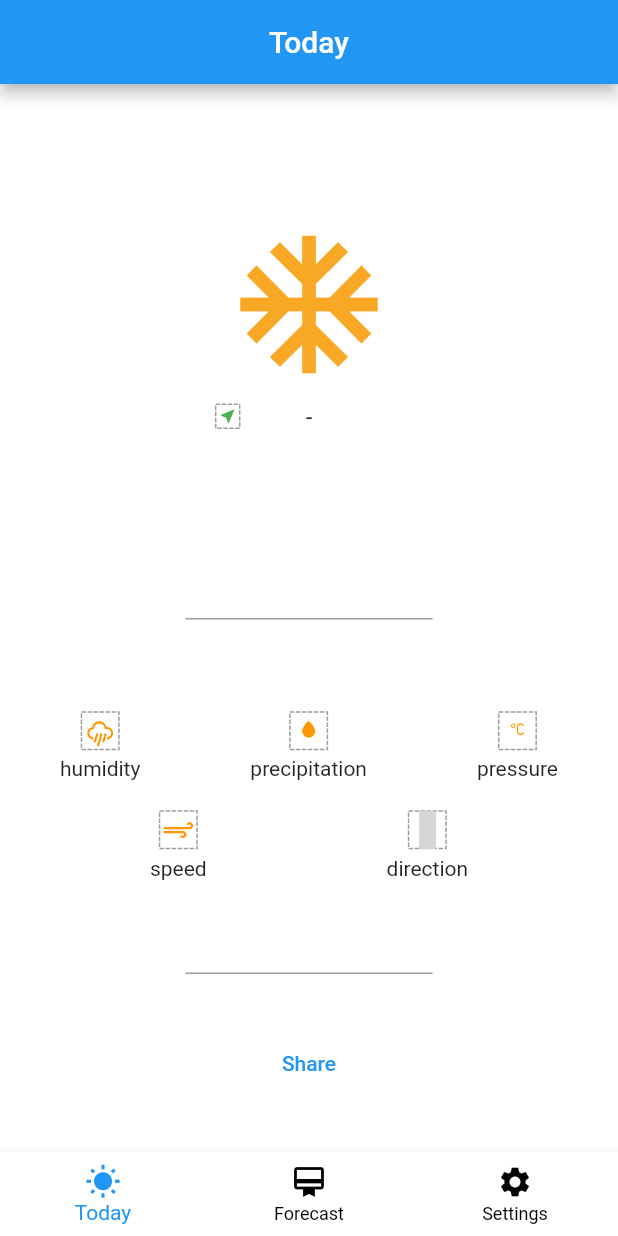
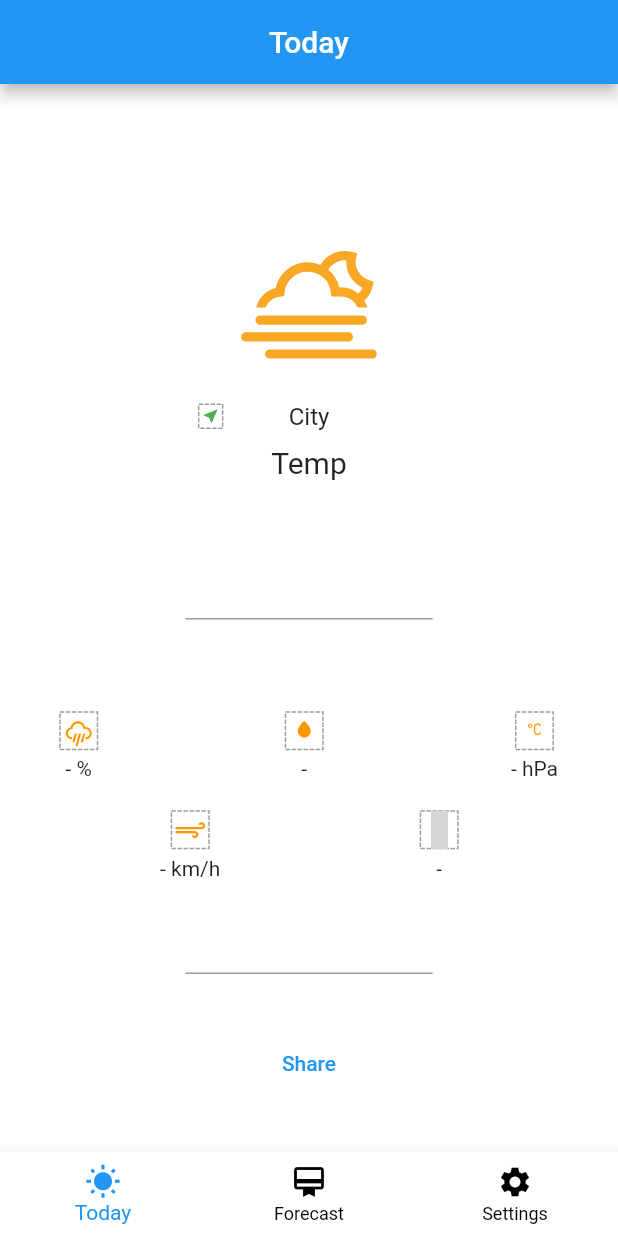
Before and after one commit to RoadToTheFlutterFuture/Weather_Test_app, a Flutter app: the screen it shows after launch, after a tap on "Share", on a phone screen of 412 x 824 dp. Run offline on Flutter 3.47's test engine with Material 2 defaults, Android fonts, the phone set to English and light mode, and no system bars; drawn by our look-alikes of dotted_border; our stand-ins replace adaptive_theme, bloc, easy_localization, equatable, flutter_bloc, flutter_spinkit and 5 more; accounts and stored records are empty; network calls fail; grey boxes are pictures that could not be loaded.

Commit message:
[step3_logicLayer]: it was Hard .. but it work's

```diff
--- a/lib/app.dart
+++ b/lib/app.dart
@@ -26,7 +26,6 @@ class App extends StatelessWidget {
 }
 
 class _WeatherMaterialApp extends StatelessWidget {
-
     @override
     Widget build(BuildContext context) {
         return AdaptiveTheme(
--- a/lib/main.dart
+++ b/lib/main.dart
@@ -1,5 +1,7 @@
 import 'package:easy_localization/easy_localization.dart';
 import 'package:flutter/material.dart';
+import 'package:weather_test_app/helpers/helpers.dart';
+import 'package:weather_test_app/services/hive_cash/hive_cash.dart';
 import 'package:weather_test_app/services/weather_repository/weather_repository.dart';
 
 import 'app.dart';
@@ -7,6 +9,19 @@ import 'app.dart';
 void main() async {
     WidgetsFlutterBinding.ensureInitialized();
     await EasyLocalization.ensureInitialized();
+
+    await HiveCashService.init();
+
+    try {
+        await determinePosition().then((p) => {
+                WeatherRepository().getWeater(
+                    coord: [p.latitude.toString() ,p.longitude.toString()]
+                )
+            });
+     } catch(error){
+         print(error);
+          WeatherRepository().getWeater(coord: ['Minsk']);
+     }
 
     runApp(
         EasyLocalization(
--- a/lib/screens/today_weather/cubit/today_weather_cubit.dart
+++ b/lib/screens/today_weather/cubit/today_weather_cubit.dart
@@ -1,7 +1,7 @@
 import 'package:bloc/bloc.dart';
 import 'package:equatable/equatable.dart';
 import 'package:share_plus/share_plus.dart';
-import 'package:weather_test_app/helpers/helpers.dart';
+import 'package:weather_test_app/services/data_models/data_models.dart';
 import 'package:weather_test_app/services/weather_repository/weather_repository.dart';
 
 part 'today_weather_state.dart';
@@ -14,60 +14,23 @@ class TodayWeatherCubit extends Cubit<TodayWeatherState> {
     ));
 
     fetchWeather() async {
-        await _getCurrentPosition();
-
-        // final WeatherRepo dataFromRepo = await weatherRepository.getWeater(coord: state.userLocation ?? ['Minsk']);
+        final TodayWeather weather = await weatherRepository.getTodayWeather();
 
         emit(state.copyWith(
-            // repository: TodayWeather(
-            //     bigIcon: dataFromRepo.today.icon,
-            //     cityTitle: '${dataFromRepo.today.city}, ${dataFromRepo.today.countryCode}',
-            //     tempTitle: '${dataFromRepo.today.temp}℃ | ${dataFromRepo.today.parameter}',
-            //     humidity: '${dataFromRepo.today.humidity}%',
-            //     precipitations: _getCurrentPrecipitations(dataFromRepo),
-            //     pressure: '${dataFromRepo.today.pressure} hPa',
-            //     windSpeed: '${dataFromRepo.today.windSpeed} km/h',
-            //     windDirection: dataFromRepo.today.windDirection,
-            // ),
-            status: TodayWeatherStatus.loaded,
+            repository: weather,
+            status: TodayWeatherStatus.loaded
         ));
     }
 
-    // String _getCurrentPrecipitations(WeatherRepo repo) {
-    //     final snowRecipitations = repo.fewDays.forecastByDay['Today'][0].snowPrecipitations;
-    //     final rainRecipitations = repo.fewDays.forecastByDay['Today'][0].rainPrecipitations;
-
-    //     if(snowRecipitations.isEmpty && rainRecipitations.isEmpty) {
-    //         return '0';
-    //     }
-
-    //     return '${snowRecipitations?['3h'] ?? rainRecipitations?['3h']} mm';
-    // }
-
-    _getCurrentPosition() async {
-        try {
-           await determinePosition()
-           .then((position) {
-               emit(state.copyWith(
-                   userLocation: [position.latitude.toString(), position.longitude.toString()],
-                ));
-           });
-
-        } catch (error) {
-            emit(state.copyWith(
-                userLocation: ['Minsk']
-            ));
-        }
-    }
 
     void shareWeatherText() async {
-        // final String cityText = 'City: ${state.repository!.cityTitle}';
-        // final String cityTemperature = 'Temperature: ${state.repository!.tempTitle}';
-        // final String windSpeed = 'Wind speed: ${state.repository!.windSpeed}';
-        // final String windDirection = 'Wind direction: ${state.repository!.windDirection}';
-        // final String precipitations = 'Precipitations amount: ${state.repository!.precipitations}';
-        // final String weatherText = '$cityText; \n $cityTemperature; \n $windSpeed; \n $windDirection; \n $precipitations;';
+        final String cityText = 'City: ${state.repository!.cityTitle}';
+        final String cityTemperature = 'Temperature: ${state.repository!.tempTitle}';
+        final String windSpeed = 'Wind speed: ${state.repository!.windSpeed}';
+        final String windDirection = 'Wind direction: ${state.repository!.windDirection}';
+        final String precipitations = 'Precipitations amount: ${state.repository!.precipitations}';
+        final String weatherText = '$cityText; \n $cityTemperature; \n $windSpeed; \n $windDirection; \n $precipitations;';
 
-        await Share.share('hello', subject: 'Weather in my city ⛅');
+        await Share.share(weatherText, subject: 'Weather in my city ⛅');
     }
 }
--- a/lib/screens/today_weather/cubit/today_weather_state.dart
+++ b/lib/screens/today_weather/cubit/today_weather_state.dart
@@ -8,7 +8,7 @@ enum TodayWeatherStatus {
 }
 
 class TodayWeatherState extends Equatable {
-    final Map? repository;
+    final TodayWeather? repository;
     final TodayWeatherStatus status;
     final List<String>? userLocation;
 
@@ -22,7 +22,7 @@ class TodayWeatherState extends Equatable {
     List<Object> get props => [status];
 
     TodayWeatherState copyWith({
-        Map? repository,
+        TodayWeather? repository,
         TodayWeatherStatus? status,
         List<String>? userLocation,
     }) {
--- a/lib/screens/today_weather/today_weather.dart
+++ b/lib/screens/today_weather/today_weather.dart
@@ -1,6 +1,7 @@
 import 'package:flutter/material.dart';
 import 'package:flutter_bloc/flutter_bloc.dart';
 import 'package:flutter_spinkit/flutter_spinkit.dart';
+import 'package:weather_test_app/constants/icons/icons.dart';
 import 'package:weather_test_app/screens/today_weather/cubit/today_weather_cubit.dart';
 import 'package:weather_test_app/screens/today_weather/views/bigIcon_weather/bigIcon_weather.dart';
 import 'package:weather_test_app/screens/today_weather/views/parameters_weather/parameters_weather.dart';
@@ -26,8 +27,9 @@ class TodayWeather extends StatelessWidget {
                                 Flexible(
                                     flex: 3,
                                     child: BigIconWeather(
-                                        tempTitle:  '',
-                                        bigIcon: Icons.ac_unit_outlined,
+                                        cityTitle: state.repository!.cityTitle,
+                                        tempTitle:  state.repository!.tempTitle,
+                                        bigIcon: weatherDecoration[state.repository!.bigIcon],
                                     ),
                                 ),
                                 Flexible(
@@ -39,11 +41,7 @@ class TodayWeather extends StatelessWidget {
                                                 bottom: 0,
                                             ),
                                             ParametersWeather(
-                                                // humidity: state.repository!.humidity,
-                                                // precipitationVolume: state.repository!.precipitations,
-                                                // pressure: state.repository!.pressure,
-                                                // windSpeed: state.repository!.windSpeed,
-                                                // windDirection: state.repository!.windDirection,
+                                                parameters:  state.repository
                                             ),
                                             DecorationLine(
                                                 top: 0,
--- a/lib/screens/today_weather/views/bigIcon_weather/bigIcon_weather.dart
+++ b/lib/screens/today_weather/views/bigIcon_weather/bigIcon_weather.dart
@@ -3,16 +3,14 @@ import 'package:flutter/material.dart';
 import 'package:weather_icons/weather_icons.dart';
 
 class BigIconWeather extends StatelessWidget {
-    static const defaultIcon = WeatherIcons.day_sunny;
-
     final IconData? bigIcon;
-    final String cityTitle;
-    final String tempTitle;
+    final String? cityTitle;
+    final String? tempTitle;
 
     const BigIconWeather({
-        this.bigIcon = defaultIcon,
-        this.cityTitle = '-',
-        this.tempTitle = '-',
+        this.bigIcon,
+        this.cityTitle,
+        this.tempTitle,
         Key? key,
     }) : super(key: key);
 
@@ -33,7 +31,7 @@ class BigIconWeather extends StatelessWidget {
                         Padding(
                             padding: const EdgeInsets.symmetric(horizontal: 60),
                             child: Text(
-                                cityTitle,
+                                cityTitle!,
                                 style: TextStyle(
                                     fontSize: 16,
                                 ),
@@ -54,7 +52,7 @@ class BigIconWeather extends StatelessWidget {
                 ),
                 SizedBox(height: 10,),
                 Text(
-                    tempTitle,
+                    tempTitle!,
                     style: TextStyle(
                         fontSize: 20,
                     ),
--- a/lib/screens/today_weather/views/parameters_weather/parameters_weather.dart
+++ b/lib/screens/today_weather/views/parameters_weather/parameters_weather.dart
@@ -1,20 +1,13 @@
 import 'package:flutter/material.dart';
 import 'package:weather_test_app/constants/icons/icons.dart';
+import 'package:weather_test_app/services/data_models/data_models.dart';
 import 'package:weather_test_app/widgets/icon_with_bottomTitle.dart';
 
 class ParametersWeather extends StatelessWidget {
-    final String humidity;
-    final String precipitationVolume;
-    final String pressure;
-    final String windSpeed;
-    final String windDirection;
+    final TodayWeather? parameters;
 
     const ParametersWeather({
-        this.humidity = 'humidity',
-        this.precipitationVolume = 'precipitation',
-        this.pressure = 'pressure',
-        this.windSpeed = 'speed',
-        this.windDirection = 'direction',
+        this.parameters,
         Key? key
         }) : super(key: key);
 
@@ -28,17 +21,17 @@ class ParametersWeather extends StatelessWidget {
                     Row(
                         mainAxisAlignment: MainAxisAlignment.spaceBetween,
                         children: [
-                            IconWithBottomTitle(icon: appIcons['humidity'] as IconData, title: humidity,),
-                            IconWithBottomTitle(icon: appIcons['other'] as IconData, title: precipitationVolume,),
-                            IconWithBottomTitle(icon: appIcons['pressure'] as IconData, title: pressure,),
+                            IconWithBottomTitle(icon: appIcons['humidity'] as IconData, title: parameters!.humidity,),
+                            IconWithBottomTitle(icon: appIcons['other'] as IconData, title: parameters!.precipitations,),
+                            IconWithBottomTitle(icon: appIcons['pressure'] as IconData, title: parameters!.pressure,),
                         ],
                     ),
                     SizedBox(height: 20,),
                     Row(
                         mainAxisAlignment: MainAxisAlignment.spaceAround,
                         children: [
-                            IconWithBottomTitle(icon: appIcons['windSpeed'] as IconData, title: windSpeed,),
-                            IconWithBottomTitle(icon: appIcons['windDirection'] as IconData, title: windDirection,),
+                            IconWithBottomTitle(icon: appIcons['windSpeed'] as IconData, title: parameters!.windSpeed,),
+                            IconWithBottomTitle(icon: appIcons['windDirection'] as IconData, title: parameters!.windDirection,),
                         ],
                     ),
                 ],
--- /dev/null
+++ b/lib/services/data_models/box_weather.dart
@@ -0,0 +1,11 @@
+import 'package:weather_test_app/services/data_models/data_models.dart';
+
+class BoxWeather {
+    final TodayWeather today;
+    final FiveDayWeather fiveDay;
+
+    const BoxWeather({
+        required this.today,
+        required this.fiveDay,
+    });
+}
--- /dev/null
+++ b/lib/services/data_models/data_models.dart
@@ -0,0 +1,3 @@
+export 'today_weather.dart';
+export 'fiveday_weather.dart';
+export 'box_weather.dart';
--- /dev/null
+++ b/lib/services/data_models/fiveday_weather.dart
@@ -0,0 +1,15 @@
+
+import 'package:hive/hive.dart';
+
+
+part 'fiveday_weather.g.dart';
+
+@HiveType(typeId: 1)
+class FiveDayWeather {
+    @HiveField(0)
+    final Map<String, dynamic> fiveDay;
+
+    const FiveDayWeather ({
+        required this.fiveDay,
+    });
+}
--- a/lib/services/hive_cash/models/today_weather.dart
+++ b/lib/services/data_models/today_weather.dart
@@ -4,28 +4,28 @@ part 'today_weather.g.dart';
 
 @HiveType(typeId: 0)
 class TodayWeather {
-    @HiveField(0)
+    @HiveField(0, defaultValue: '50n')
     final String bigIcon;
 
-    @HiveField(1)
+    @HiveField(1, defaultValue: 'City')
     final String cityTitle;
 
-     @HiveField(2)
+    @HiveField(2, defaultValue: 'Temp')
     final String tempTitle;
 
-    @HiveField(3)
+    @HiveField(3, defaultValue: 'humidity')
     final String humidity;
 
-    @HiveField(4)
+    @HiveField(4, defaultValue: 'precipi')
     final String precipitations;
 
-    @HiveField(5)
+    @HiveField(5, defaultValue: 'pressure')
     final String pressure;
 
-    @HiveField(6)
+    @HiveField(6, defaultValue: 'windSpeed')
     final String windSpeed;
 
-    @HiveField(7)
+    @HiveField(7, defaultValue: 'windDirection')
     final String windDirection;
 
     const TodayWeather ({
--- a/lib/services/hive_cash/hive_cash.dart
+++ b/lib/services/hive_cash/hive_cash.dart
@@ -0,0 +1,53 @@
+import 'package:hive/hive.dart';
+import 'package:path_provider/path_provider.dart';
+import 'package:weather_test_app/services/data_models/data_models.dart';
+import 'package:weather_test_app/services/weather_metadata_api/model/forecast_by_day.dart';
+class HiveCashService {
+    static Future<void> init() async {
+        final appDocumentDir = await getApplicationDocumentsDirectory();
+
+        Hive.init(appDocumentDir.path);
+
+        if(!Hive.isAdapterRegistered(0) &&
+           !Hive.isAdapterRegistered(1) &&
+           !Hive.isAdapterRegistered(2)
+          ){
+            Hive.registerAdapter(TodayWeatherAdapter());
+            Hive.registerAdapter(FiveDayWeatherAdapter());
+            Hive.registerAdapter(ForecastByDayAdapter());
+        }
+    }
+
+    void putWeatherIntoBox({
+        required TodayWeather todayData,
+        required FiveDayWeather fiveDayData
+    }) async {
+        final toDaybox = await Hive.openBox<TodayWeather>("today");
+        await toDaybox.put("weather", todayData);
+
+        final fiveDayBox = await Hive.openBox<FiveDayWeather>("fiveDay");
+        await fiveDayBox.put("weather", fiveDayData);
+
+        toDaybox.close();
+        fiveDayBox.close();
+    }
+
+    Future getWeatherFromBox() async {
+        final toDaybox = await Hive.openBox<TodayWeather>("today");
+        final TodayWeather? todayWeather = await toDaybox.get('weather');
+        print(todayWeather);
+
+        final fiveDayBox = await Hive.openBox<FiveDayWeather>("fiveDay");
+        final FiveDayWeather? fiveDayWeather = await fiveDayBox.get('weather');
+
+        final BoxWeather result = BoxWeather(
+            today: todayWeather!,
+            fiveDay: fiveDayWeather!,
+        );
+
+        toDaybox.close();
+        fiveDayBox.close();
+
+        return result;
+    }
+}
--- a/lib/services/hive_cash/models/models.dart
+++ /dev/null
@@ -1,2 +0,0 @@
-export 'fewDays_weather.dart';
-export 'today_weather.dart';
--- a/lib/services/weather_metadata_api/model/weather.dart
+++ b/lib/services/weather_metadata_api/model/weather.dart
@@ -1,29 +1,18 @@
 
 
 import 'package:weather_test_app/services/weather_metadata_api/helpers/helpers.dart';
-
-import 'city.dart';
 import 'forecast_by_day.dart';
 
 class Weather {
-    final String cod;
-    final int cnt;
-    final City city;
     final Map<String, dynamic> forecastByDay;
 
     const Weather({
-        required this.cod,
-        required this.cnt,
-        required this.city,
         required this.forecastByDay,
     });
 
     factory Weather.fromJson(Map<String, dynamic> json) {
         return Weather(
-            cod: json['cod'] as String,
-            cnt: json['cnt'] as int,
-            city: City.fromJson(json['city']),
-            forecastByDay: _getDailyWeather(json['list']),
+            forecastByDay: _getDailyWeather(json['list'] as List<dynamic>),
         );
     }
 }
--- a/lib/services/weather_repository/weather_repository.dart
+++ b/lib/services/weather_repository/weather_repository.dart
@@ -1,6 +1,8 @@
 
 
 
+import 'package:weather_test_app/services/data_models/data_models.dart';
+import 'package:weather_test_app/services/hive_cash/hive_cash.dart';
 import 'package:weather_test_app/services/weather_metadata_api/model/model.dart';
 import 'package:weather_test_app/services/weather_metadata_api/weather_metadata_api.dart';
 
@@ -8,26 +10,66 @@ class WeatherRepository {
     static const _weatherMetadataApi = WeatherMetadataApi(
         apiKey: 'a439badca9f3596ee98b0eb090cba0f9'
     );
+    static final hiveCash = HiveCashService();
 
-    Future getWeater({List<String>? coord}) async {
-        try {
-            final Weather weather = coord!.length == 0 ?
-                await _weatherMetadataApi.getWeatherByCityName(coord.first) :
-                await _weatherMetadataApi.getWeatherByCoordinates(coord.first, coord.last);
+    Future getWeater({required List<String> coord}) async {
+        print(coord);
+        try{
+            final CurrentWeather currentWeather =  await _weatherMetadataApi.getTodayWeather(coord: coord);
+            final Weather weather = await _weatherMetadataApi.getFiveDayWeather(coord: coord);
 
-            final CurrentWeather currentWeather = coord.length == 0 ?
-                await _weatherMetadataApi.getCurrentWeatherByCityName(coord.first) :
-                await _weatherMetadataApi.getCurrentWeatherByCoordinates(coord.first, coord.last);
+            hiveCash.putWeatherIntoBox(
+                todayData: TodayWeather(
+                    bigIcon: currentWeather.icon,
+                    cityTitle: '${currentWeather.city}, ${currentWeather.countryCode}',
+                    tempTitle: '${currentWeather.temp}℃ | ${currentWeather.parameter}',
+                    humidity: '${currentWeather.humidity}%',
+                    precipitations: _getCurrentPrecipitations(weather),
+                    pressure: '${currentWeather.pressure} hPa',
+                    windSpeed: '${currentWeather.windSpeed} km/h',
+                    windDirection: currentWeather.windDirection,
+                ),
+                fiveDayData: FiveDayWeather(fiveDay: weather.forecastByDay)
+            );
+        }
+        catch (e) {
+            print('getWeatherERROR _______ $e');
+              hiveCash.putWeatherIntoBox(
+                todayData: TodayWeather(
+                    bigIcon: '50n',
+                    cityTitle: 'City',
+                    tempTitle: 'Temp',
+                    humidity: '- %',
+                    precipitations: '-',
+                    pressure: '- hPa',
+                    windSpeed: '- km/h',
+                    windDirection: '-',
+                ),
+                fiveDayData: FiveDayWeather(fiveDay: {})
+            );
+        }
+    }
 
-        }
-        catch (error) {
+     Future getTodayWeather() async {
+        final BoxWeather weather = await hiveCash.getWeatherFromBox();
 
+        return weather.today;
+    }
+
+     Future<FiveDayWeather> getFiveDayWeather() async {
+        final BoxWeather weather = await hiveCash.getWeatherFromBox();
+
+        return weather.fiveDay;
+    }
+
+    String _getCurrentPrecipitations(Weather weather) {
+        final snowRecipitations = weather.forecastByDay['Today'][0].snowPrecipitations;
+        final rainRecipitations = weather.forecastByDay['Today'][0].rainPrecipitations;
+
+        if(snowRecipitations.isEmpty && rainRecipitations.isEmpty) {
+            return '0';
         }
 
-
-        // return WeatherRepo(
-        //     today: currentWeather,
-        //     fewDays: weather,
-        // );
+        return '${snowRecipitations?['3h'] ?? rainRecipitations?['3h']} mm';
     }
 }
--- a/lib/widgets/icon_with_bottomTitle.dart
+++ b/lib/widgets/icon_with_bottomTitle.dart
@@ -6,11 +6,11 @@ import 'package:weather_test_app/constants/colors/colors.dart';
 
 class IconWithBottomTitle extends StatelessWidget {
     final IconData icon;
-    final String title;
+    final String? title;
 
     const IconWithBottomTitle({
         required this.icon,
-        this.title = '-',
+        this.title,
         Key? key
     }) : super(key: key);
 
@@ -25,7 +25,7 @@ class IconWithBottomTitle extends StatelessWidget {
                     child: BoxedIcon(icon, color: appColors['appIcons'],size: 25),
                 ),
                 SizedBox(height: 5),
-                Text(title),
+                Text(title!),
             ],
         );
     }
```
Also changed, not shown: lib/services/hive_cash/models/fewDays_weather.dart (deleted, +0 -14 lines), lib/services/weather_metadata_api/model/forecast_by_day.dart (+27 -0 lines), lib/services/weather_metadata_api/weather_metadata_api.dart (+41 -56 lines), lib/services/data_models/fiveday_weather.g.dart, lib/services/data_models/today_weather.g.dart (renamed from lib/services/hive_cash/models/today_weather.g.dart), lib/services/weather_metadata_api/model/forecast_by_day.g.dart (added).
